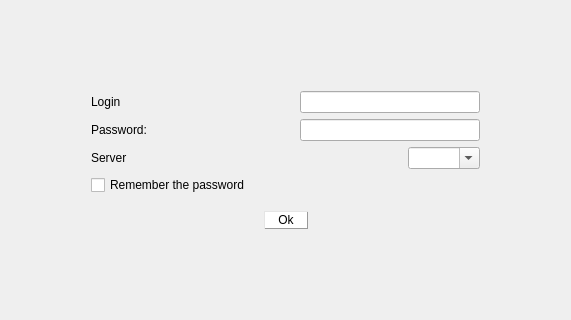
First picture: the form in client/multi-server/mainwindow.ui, repository alphaonex86/CatchChallenger, before the edit; both pictures show x 115 to 686 and y 129 to 449 of the 800 by 600 pixel window.
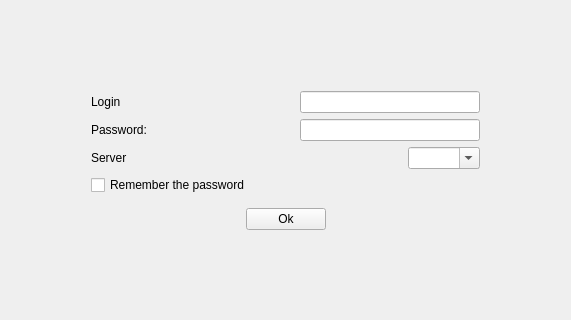
Second picture: the form after the edit. Icons and pictures are not drawn.

What changed in the file:
```diff
--- a/client/multi-server/mainwindow.ui
+++ b/client/multi-server/mainwindow.ui
@@ -119,9 +119,6 @@
                  <height>161</height>
                 </size>
                </property>
-               <property name="styleSheet">
-                <string notr="true">background-image: url(:/images/empty.png);</string>
-               </property>
                <property name="frameShape">
                 <enum>QFrame::NoFrame</enum>
                </property>
@@ -298,25 +295,9 @@
                   </item>
                   <item>
                    <widget class="QPushButton" name="pushButtonTryLogin">
-                    <property name="styleSheet">
-                     <string notr="true">QPushButton {
-     border-radius: 15px;
-     border-color:#000;
-     border: 1px outset #999;
-     background-color: rgb(255, 255, 255);
-     padding:1px 10px;
-}
- QPushButton:pressed {
-     background-color: rgb(240,240,240);
-     border-style: inset;
- }</string>
-                    </property>
                     <property name="text">
                      <string> Ok </string>
                     </property>
-                    <property name="flat">
-                     <bool>true</bool>
-                    </property>
                    </widget>
                   </item>
                   <item>
```
Left out of the diff: 12 changed lines with no effect on the pictures.
